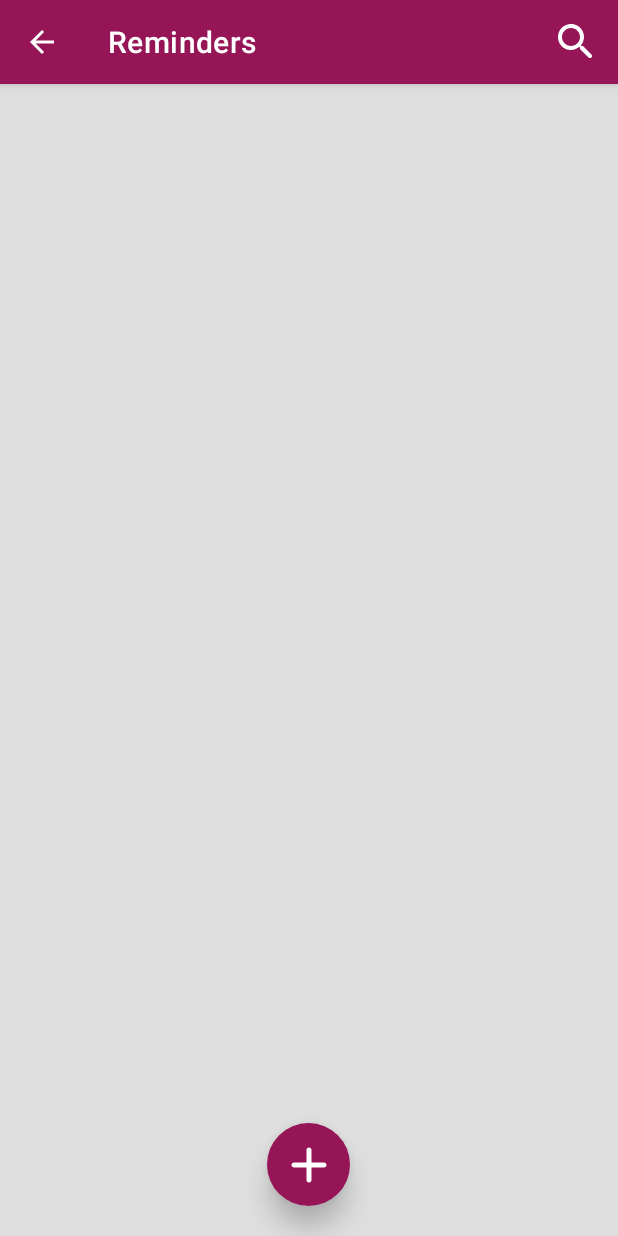
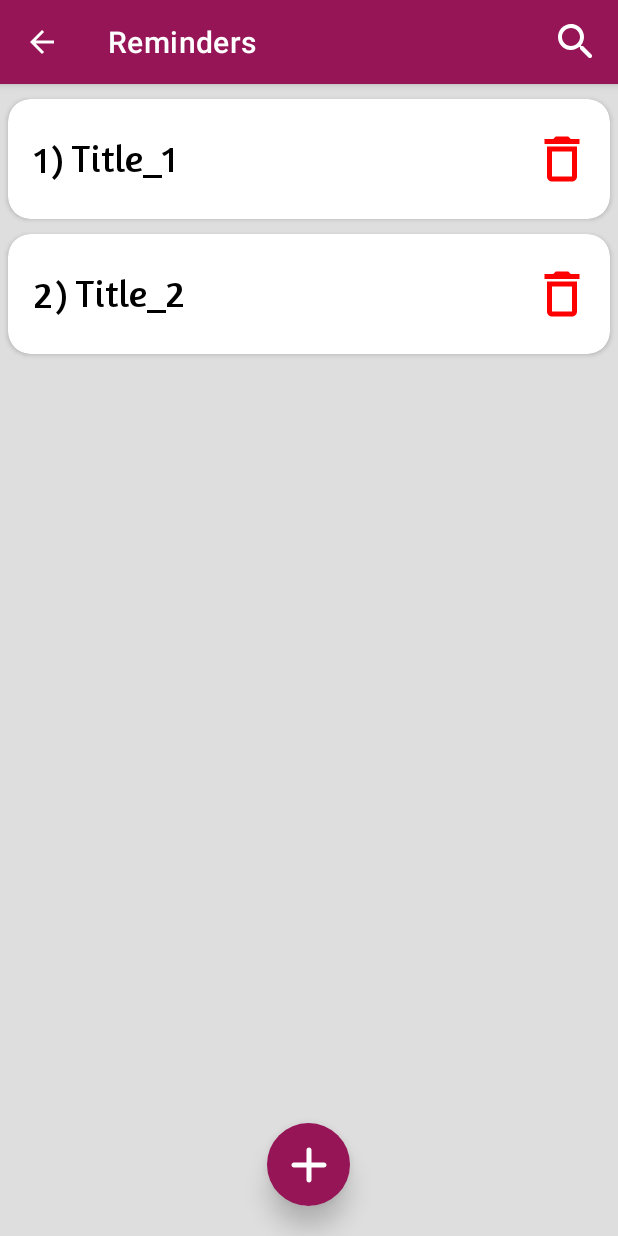
Before and after one commit to ashwin1241/TnR, an Android app: the Reminders screen opened directly, with no data from a screen before it, on a phone screen of 412 x 824 dp. Run offline under Robolectric (Android 15) with nearby library versions, the phone set to English and light mode, and no system bars.

Commit message:
Basic reminder activity setup

```diff
--- /dev/null
+++ b/app/src/main/java/com/tnr/Reminder_Adapter.java
@@ -0,0 +1,106 @@
+package com.tnr;
+
+import android.content.Context;
+import android.view.LayoutInflater;
+import android.view.View;
+import android.view.ViewGroup;
+import android.widget.ImageButton;
+import android.widget.TextView;
+
+import androidx.annotation.NonNull;
+import androidx.recyclerview.widget.RecyclerView;
+
+import java.util.ArrayList;
+
+public class Reminder_Adapter extends RecyclerView.Adapter<Reminder_Adapter.Reminder_View_Holder> {
+
+    private ArrayList<Reminder_card_data> arrayList;
+    private OnItemClickListener rListener;
+    private Context rContext;
+
+    public void setOnItemClickListener(OnItemClickListener listener)
+    {
+        this.rListener = listener;
+    }
+
+    public interface OnItemClickListener
+    {
+        void OnItemClicked(int position);
+        void OnDeleteClicked(int position);
+    }
+
+    public static class Reminder_View_Holder extends RecyclerView.ViewHolder
+    {
+        private TextView title;
+        private TextView index;
+        private ImageButton delete;
+
+        public Reminder_View_Holder(@NonNull View itemView) {
+            super(itemView);
+
+            title = itemView.findViewById(R.id.Title_card);
+            index = itemView.findViewById(R.id.card_index);
+            delete = itemView.findViewById(R.id.card_delete);
+
+        }
+    }
+
+    public Reminder_Adapter(ArrayList<Reminder_card_data> list, Context context)
+    {
+        this.arrayList = list;
+        this.rContext = context;
+    }
+
+    @NonNull
+    @Override
+    public Reminder_View_Holder onCreateViewHolder(@NonNull ViewGroup parent, int viewType) {
+        View v = LayoutInflater.from(parent.getContext()).inflate(R.layout.reminder_item,parent,false);
+        Reminder_View_Holder rvh = new Reminder_View_Holder(v);
+        return rvh;
+    }
+
+    @Override
+    public void onBindViewHolder(@NonNull Reminder_Adapter.Reminder_View_Holder holder, int position) {
+        Reminder_card_data currentCard = arrayList.get(position);
+        holder.title.setText(currentCard.getTitle());
+        holder.index.setText(String.valueOf(currentCard.getIndex())+")");
+        holder.itemView.setOnClickListener(new View.OnClickListener() {
+            @Override
+            public void onClick(View v) {
+            if(rListener!=null)
+            {
+                int position = holder.getAdapterPosition();
+                if(position!=RecyclerView.NO_POSITION)
+                {
+                    rListener.OnItemClicked(position);
+                }
+            }
+            }
+        });
+        holder.delete.setOnClickListener(new View.OnClickListener() {
+            @Override
+            public void onClick(View v) {
+                if(rListener!=null)
+                {
+                    int position = holder.getAdapterPosition();
+                    if(position!=RecyclerView.NO_POSITION)
+                    {
+                        rListener.OnDeleteClicked(position);
+                    }
+                }
+            }
+        });
+    }
+
+    @Override
+    public int getItemCount() {
+        return arrayList.size();
+    }
+
+    public void filterList(ArrayList<Reminder_card_data> filterList)
+    {
+        arrayList = filterList;
+        notifyDataSetChanged();
+    }
+
+}
--- /dev/null
+++ b/app/src/main/java/com/tnr/Reminder_card_data.java
@@ -0,0 +1,38 @@
+package com.tnr;
+
+public class Reminder_card_data {
+
+    private String title;
+    private int index;
+    private String data;
+
+    public Reminder_card_data(String title1, int index1)
+    {
+        this.title = title1;
+        this.index = index1;
+    }
+
+    public String getTitle() {
+        return title;
+    }
+
+    public void setTitle(String title) {
+        this.title = title;
+    }
+
+    public long getIndex() {
+        return index;
+    }
+
+    public void setIndex(int index) {
+        this.index = index;
+    }
+
+    public String getData() {
+        return data;
+    }
+
+    public void setData(String data) {
+        this.data = data;
+    }
+}
--- a/app/src/main/java/com/tnr/Reminders.java
+++ b/app/src/main/java/com/tnr/Reminders.java
@@ -2,13 +2,22 @@ package com.tnr;
 
 import androidx.annotation.NonNull;
 import androidx.appcompat.app.AppCompatActivity;
+import androidx.recyclerview.widget.LinearLayoutManager;
+import androidx.recyclerview.widget.RecyclerView;
 
 import android.os.Bundle;
 import android.view.Menu;
 import android.view.MenuInflater;
 import android.view.MenuItem;
 
+import java.util.ArrayList;
+
 public class Reminders extends AppCompatActivity {
+
+    private ArrayList<Reminder_card_data> remlList;
+    private RecyclerView rRecyclerView;
+    private Reminder_Adapter rAdapter;
+    private RecyclerView.LayoutManager rLayoutManager;
 
     @Override
     protected void onCreate(Bundle savedInstanceState) {
@@ -16,6 +25,10 @@ public class Reminders extends AppCompatActivity {
         setContentView(R.layout.activity_reminders);
         getSupportActionBar().setHomeButtonEnabled(true);
         getSupportActionBar().setTitle("Reminders");
+
+        remlList = new ArrayList<Reminder_card_data>();
+        buildRecyclerView();
+
     }
 
     @Override
@@ -35,4 +48,40 @@ public class Reminders extends AppCompatActivity {
         }
         return true;
     }
+
+    private void buildRecyclerView()
+    {
+        rRecyclerView = findViewById(R.id.reminder_rec_view);
+        rLayoutManager = new LinearLayoutManager(this);
+        rAdapter = new Reminder_Adapter(remlList,Reminders.this);
+        rRecyclerView.setHasFixedSize(true);
+        rRecyclerView.setLayoutManager(rLayoutManager);
+        rRecyclerView.setAdapter(rAdapter);
+        remlList.add(new Reminder_card_data("Title_1",remlList.size()+1));
+        remlList.add(new Reminder_card_data("Title_2",remlList.size()+1));
+        rAdapter.notifyDataSetChanged();
+
+        rAdapter.setOnItemClickListener(new Reminder_Adapter.OnItemClickListener() {
+            @Override
+            public void OnItemClicked(int position) {
+
+            }
+
+            @Override
+            public void OnDeleteClicked(int position) {
+
+            }
+        });
+
+    }
+
+    private void loadData(ArrayList<Reminder_card_data> rList)
+    {
+
+    }
+
+    private void saveData(ArrayList<Reminder_card_data> rList)
+    {
+
+    }
 }
--- a/app/src/main/res/layout/reminder_item.xml
+++ b/app/src/main/res/layout/reminder_item.xml
@@ -14,19 +14,34 @@
         android:layout_margin="2dp">
 
         <TextView
+            android:id="@+id/card_index"
+            android:layout_width="wrap_content"
+            android:layout_height="wrap_content"
+            android:layout_centerVertical="true"
+            android:layout_marginStart="15dp"
+            android:layout_marginRight="5dp"
+            android:textSize="25dp"
+            android:text="i)"
+            android:fontFamily="@font/amaranth"
+            android:textColor="@color/black"/>
+
+        <TextView
             android:id="@+id/Title_card"
-            android:layout_width="300dp"
+            android:layout_width="wrap_content"
             android:layout_height="33dp"
+            android:maxWidth="290dp"
+            android:layout_toRightOf="@id/card_index"
+            android:layout_marginStart="5dp"
             android:layout_centerVertical="true"
             android:textSize="25dp"
             android:textColor="@color/black"
             android:text="Title"
-            android:layout_margin="10dp"
             android:fontFamily="@font/amaranth"
             android:maxLines="1"
             android:ellipsize="end"/>
 
         <ImageButton
+            android:id="@+id/card_delete"
             android:layout_width="40dp"
             android:layout_height="40dp"
             android:layout_alignParentEnd="true"
```
